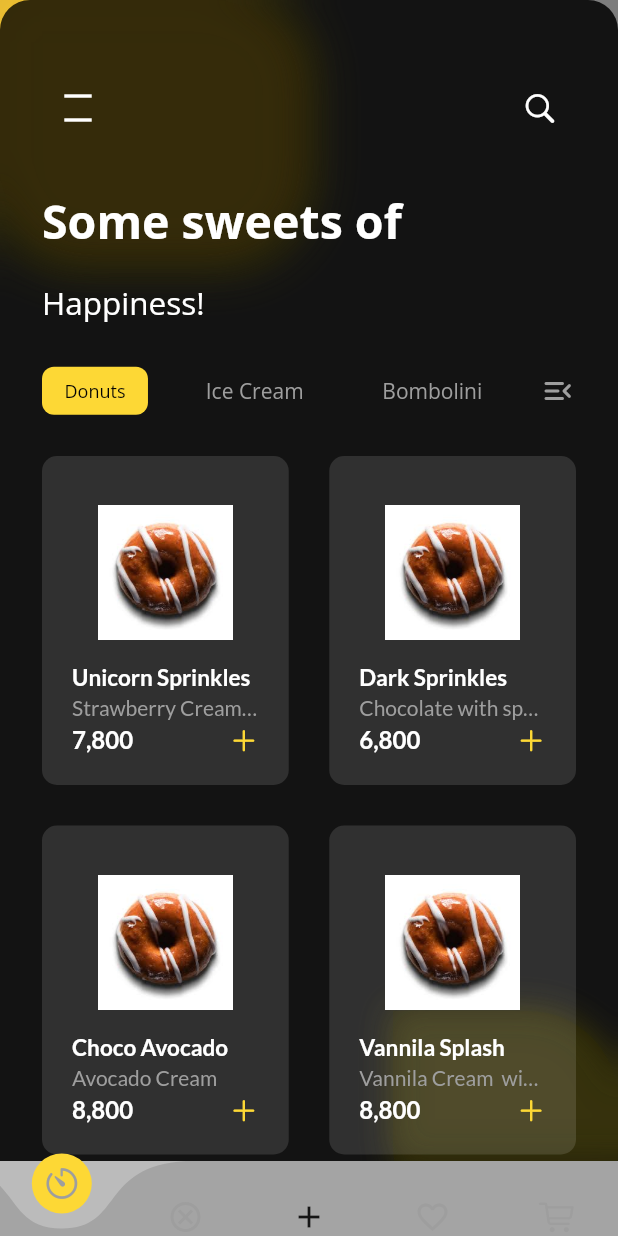
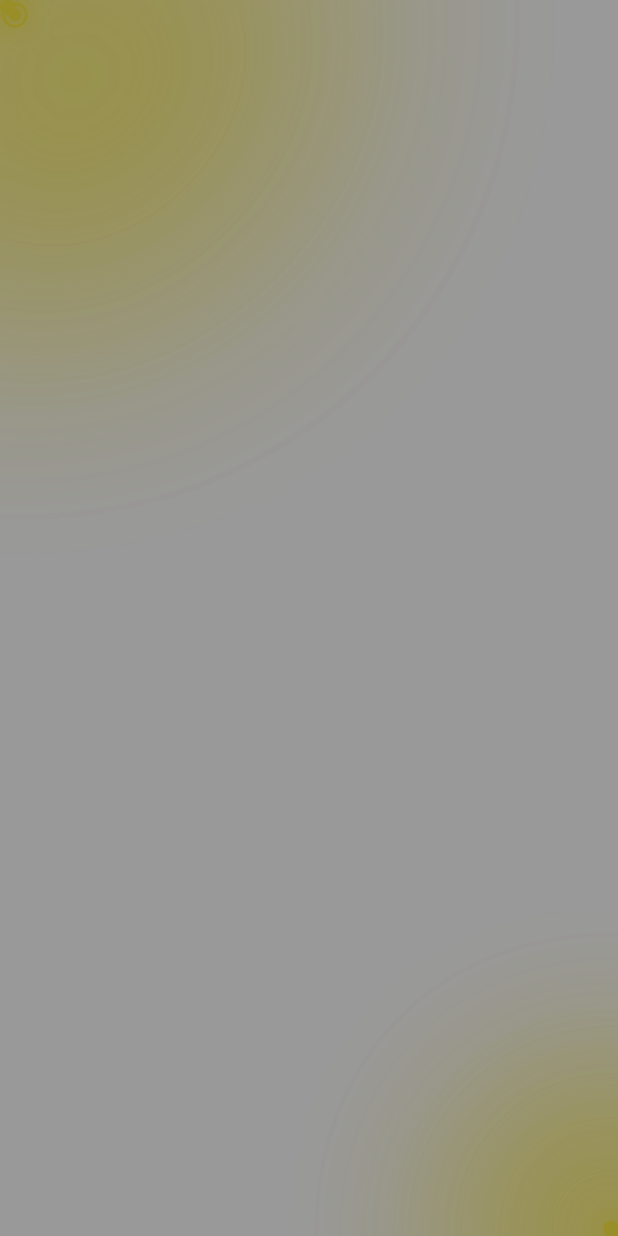
Before and after one commit to chirtu/code_bloc, a Flutter app: the screen it shows after launch, after a tap on "Unicorn Sprinkles", on a phone screen of 412 x 824 dp. Run offline on Flutter 3.47's test engine with Material 2 defaults, Android fonts, the phone set to English and light mode, and no system bars; drawn by our look-alikes of blurrycontainer, curved_navigation_bar; our stand-ins replace google_fonts.

Commit message:
some changes

```diff
--- /dev/null
+++ b/lib/pages/add_to_cart_page.dart
@@ -0,0 +1,95 @@
+import 'package:flutter/cupertino.dart';
+import 'package:flutter/material.dart';
+import 'dart:ui' as ui;
+
+
+class AddToCartPage extends StatefulWidget {
+  const AddToCartPage({Key? key}) : super(key: key);
+
+  @override
+  State<AddToCartPage> createState() => _AddToCartPageState();
+}
+
+class _AddToCartPageState extends State<AddToCartPage> {
+  @override
+  Widget build(BuildContext context) {
+    final size = MediaQuery.of(context).size;
+    return Scaffold(
+      backgroundColor: Colors.white12,
+      body:  Stack(
+        children: [
+          Container(
+            height: size.height,
+            width:size.width,
+            child: Column(
+              mainAxisAlignment: MainAxisAlignment.spaceBetween,
+              crossAxisAlignment: CrossAxisAlignment.start,
+              children: [
+                Positioned(
+                  top: 0,
+                  left: 0,
+                  child: Container(
+                    width: 10,
+                    height: 10,
+                    decoration: BoxDecoration(
+                      shape: BoxShape.circle,
+                      color: Colors.yellow,
+                      boxShadow: [
+                        BoxShadow(
+                          color: Colors.yellow.withOpacity(0.5),
+                          spreadRadius: 200,
+                          blurRadius: 200,
+                          offset: Offset(0, 0),
+                        ),
+                      ],
+                    ),
+                    child: Icon(
+                      Icons.radio_button_checked_outlined,
+                      color: Colors.yellow,
+                      size: 20,
+                    ),
+                  ),
+                ),
+                Align(
+                  alignment: Alignment.bottomRight,
+                  child:  Positioned(
+                    bottom: 0,
+                    right: 0,
+                    child: Container(
+                      width: 10,
+                      height: 10,
+                      decoration: BoxDecoration(
+                        shape: BoxShape.circle,
+                        color: Colors.yellow,
+                        boxShadow: [
+                          BoxShadow(
+                            color: Colors.yellow.withOpacity(0.5),
+                            spreadRadius: 100,
+                            blurRadius: 100,
+                            offset: Offset(0, 0),
+                          ),
+                        ],
+                      ),
+                      child: Icon(
+                        Icons.radio_button_checked_outlined,
+                        color: Colors.yellow,
+                        size: 20,
+                      ),
+                    ),
+                  ),
+                ),
+              ],
+            ),
+          ),
+          BackdropFilter(
+            filter: ui.ImageFilter.blur(sigmaX: 10.0, sigmaY: 10.0),
+            child: Container(
+              color: Colors.black12.withOpacity(.4),
+            ),
+          ),
+
+        ],
+      ),
+    );
+  }
+}
--- a/lib/pages/home_page.dart
+++ b/lib/pages/home_page.dart
@@ -1,12 +1,13 @@
 import 'dart:ui';
-import 'package:animated_bottom_navigation_bar/animated_bottom_navigation_bar.dart';
 import 'package:blurrycontainer/blurrycontainer.dart';
+import 'package:code_bloc/pages/add_to_cart_page.dart';
 import 'package:code_bloc/themes/colors.dart';
 import 'package:code_bloc/widgets/home_card.dart';
 import 'package:curved_navigation_bar/curved_navigation_bar.dart';
 import 'package:flutter/cupertino.dart';
 import 'package:flutter/material.dart';
 import 'package:google_fonts/google_fonts.dart';
+
 
 class HomePage extends StatefulWidget {
   const HomePage({Key? key}) : super(key: key);
@@ -21,7 +22,7 @@ class _HomePageState extends State<HomePage> {
   Widget build(BuildContext context) {
     final size = MediaQuery.of(context).size;
     return Scaffold(
-      backgroundColor: Colors.black12.withOpacity(.3),
+      backgroundColor: Colors.white12,
       body: SingleChildScrollView(
         child: Stack(
           children: [
@@ -32,56 +33,59 @@ class _HomePageState extends State<HomePage> {
                 mainAxisAlignment: MainAxisAlignment.spaceBetween,
                 crossAxisAlignment: CrossAxisAlignment.start,
                 children: [
-                  // GlowingOverscrollIndicator(
-                  //   axisDirection: AxisDirection.down,
-                  //   color: Colors.yellow.shade500,
-                  //   child:
-                    Container(
+                  Positioned(
+                    top: 0,
+                    left: 0,
+                    child: Container(
+                      width: 10,
+                      height: 10,
                       decoration: BoxDecoration(
-                        borderRadius: BorderRadius.only(
-                                bottomLeft: Radius.circular(60),
-                                bottomRight: Radius.circular(60),
-                                topRight: Radius.circular(60),
-                              ),
-                        color: Colors.yellow.shade700.withOpacity(.6),
+                        shape: BoxShape.circle,
+                        color: Colors.yellow,
                         boxShadow: [
                           BoxShadow(
-                            color: Colors.yellow.shade500.withOpacity(.6),
-                            spreadRadius: 8,
-                            blurRadius: 20,
+                            color: Colors.yellow.withOpacity(0.5),
+                            spreadRadius: 200,
+                            blurRadius: 200,
                             offset: Offset(0, 0),
                           ),
                         ],
                       ),
-                      width: 200,
-                      height: 170,
+                      child: Icon(
+                        Icons.radio_button_checked_outlined,
+                        color: Colors.yellow,
+                        size: 20,
+                      ),
                     ),
-
-                  // ),
+                  ),
                   Align(
                     alignment: Alignment.bottomRight,
-                    child: Container(
-                        alignment: Alignment.bottomRight,
+                    child:  Positioned(
+                      bottom: 0,
+                      right: 0,
+                      child: Container(
+                        width: 10,
+                        height: 10,
                         decoration: BoxDecoration(
-                          borderRadius: BorderRadius.only(
-                            bottomLeft: Radius.circular(60),
-                            bottomRight: Radius.circular(60),
-                            topRight: Radius.circular(60),
-                          ),
-                          color: Colors.yellow.withOpacity(.9),
+                          shape: BoxShape.circle,
+                          color: Colors.yellow,
                           boxShadow: [
-                            // BoxShadow(
-                            //   color: Colors.yellow,
-                            //   spreadRadius: 8,
-                            //   blurRadius: 20,
-                            //   offset: Offset(0, 0),
-                            // ),
+                            BoxShadow(
+                              color: Colors.yellow.withOpacity(0.5),
+                              spreadRadius: 100,
+                              blurRadius: 100,
+                              offset: Offset(0, 0),
+                            ),
                           ],
                         ),
-                        width: 150,
-                        height: 150,
+                        child: Icon(
+                          Icons.radio_button_checked_outlined,
+                          color: Colors.yellow,
+                          size: 20,
+                        ),
                       ),
                     ),
+                  ),
                 ],
               ),
             ),
@@ -89,7 +93,7 @@ class _HomePageState extends State<HomePage> {
               filter: ImageFilter.blur(sigmaX: 10, sigmaY: 10),
                 blendMode: BlendMode.srcOver,
               child:  BlurryContainer(
-                // blur:8 ,
+                blur:8 ,
                 color:Colors.black12.withOpacity(.78),
                 child:  Padding(
                   padding: const EdgeInsets.symmetric(vertical: 40,horizontal: 20),
@@ -107,9 +111,9 @@ class _HomePageState extends State<HomePage> {
                       ),
                       SizedBox(height: 30,),
                       Text("Some sweets of", style: GoogleFonts.openSans(fontWeight: FontWeight.bold, fontSize: 31, color: colors.white),),
-                      SizedBox(height: 20,),
+                      SizedBox(height: 10,),
                       Text("Happiness!", style: GoogleFonts.openSans(fontWeight: FontWeight.normal, fontSize: 21, color: colors.white),),
-                      SizedBox(height: 20,),
+                      SizedBox(height: 10,),
                       Row(
                         mainAxisAlignment: MainAxisAlignment.spaceBetween,
                         children: [
@@ -169,40 +173,52 @@ class _HomePageState extends State<HomePage> {
                           primary: false,
                           padding: const EdgeInsets.all(0),
                           crossAxisSpacing: 27,
-                          mainAxisSpacing: 27,
+                          mainAxisSpacing: 30,
                           crossAxisCount: 2,
                           childAspectRatio: .75,
                           children: <Widget>[
                             HomeCard(
-                              image: 'assets/images/donut.jpeg',
+                              image: 'assets/images/donut.png',
                               title: 'Unicorn Sprinkles',
                               price: "7,800",
-                              subtitle: 'Strawberry Cream with Strawberry Cream',),
+                              subtitle: 'Strawberry Cream with Strawberry Cream',
+                              page: AddToCartPage(),
+                            ),
                             HomeCard(
-                              image: 'assets/images/donut.jpeg',
+                              image: 'assets/images/donut.png',
                               title: 'Dark Sprinkles',
                               price: "6,800",
-                              subtitle: 'Chocolate with spring ',),
+                              subtitle: 'Chocolate with spring ',
+                              page: AddToCartPage(),
+                            ),
                             HomeCard(
-                              image: 'assets/images/donut.jpeg',
+                              image: 'assets/images/donut.png',
                               title: 'Choco Avocado',
                               price: "8,800",
-                              subtitle: 'Avocado Cream',),
+                              subtitle: 'Avocado Cream',
+                              page: AddToCartPage(),
+                            ),
                             HomeCard(
-                              image: 'assets/images/donut.jpeg',
+                              image: 'assets/images/donut.png',
                               title: 'Vannila Splash',
                               price: "8,800",
-                              subtitle: 'Vannila Cream  with Vannila Cream ',),
+                              subtitle: 'Vannila Cream  with Vannila Cream ',
+                              page: AddToCartPage(),
+                            ),
                             HomeCard(
-                              image: 'assets/images/donut.jpeg',
+                              image: 'assets/images/donut.png',
                               title: 'Vannila Splash',
                               price: "8,800",
-                              subtitle: 'Vannila Creamy with Vannila Creamy',),
+                              subtitle: 'Vannila Creamy with Vannila Creamy',
+                              page: AddToCartPage(),
+                            ),
                             HomeCard(
-                              image: 'assets/images/donut.jpeg',
+                              image: 'assets/images/donut.png',
                               title: 'Vannila Splash',
                               price: "8,800",
-                              subtitle: 'Vannila Cream with Vannila Splash',),
+                              subtitle: 'Vannila Cream with Vannila Splash',
+                              page: AddToCartPage(),
+                            ),
                           ]
                       ),
                     ],
--- a/lib/widgets/home_card.dart
+++ b/lib/widgets/home_card.dart
@@ -10,7 +10,8 @@ class HomeCard extends StatelessWidget {
   final String image;
   final String subtitle;
   final String price;
-  const HomeCard({required this.image, required this.title, required this.subtitle, required this.price});
+  final Widget page;
+  const HomeCard({required this.image, required this.title, required this.subtitle, required this.price, required this.page});
 
   @override
   Widget build(BuildContext context) {
@@ -18,30 +19,29 @@ class HomeCard extends StatelessWidget {
     return InkWell(
       child:  Container(
         alignment: Alignment.center,
-        padding: EdgeInsets.symmetric(vertical: 20,horizontal: 20),
+        padding: EdgeInsets.symmetric(vertical: 10,horizontal: 20),
         decoration: BoxDecoration(
-          color: Colors.white12,
+          color:Colors.white10,
           borderRadius: BorderRadius.circular(10),
         ),
         child: Column(
           crossAxisAlignment: CrossAxisAlignment.start,
           mainAxisAlignment: MainAxisAlignment.spaceBetween,
           children: [
-            SizedBox(height: 10,),
+            // SizedBox(height: 10,),
             Center(
               child: Container(
-                height: 90,
-                width: 90,
+                // height: 100,
+                // width: 10,
                 child:Image.asset(image),
               ),
             ),
-            SizedBox(height: 10,),
             Text(
               title,
               maxLines: 1,overflow: TextOverflow.ellipsis,
               style: GoogleFonts.lato(
                 color: colors.white,
-                fontSize: 15,
+                fontSize: 14,
                 fontWeight: FontWeight.bold,
               ),
             ),
@@ -50,7 +50,7 @@ class HomeCard extends StatelessWidget {
               maxLines: 1,overflow: TextOverflow.ellipsis,
               style: GoogleFonts.lato(
                 color: colors.grey,
-                fontSize: 14,
+                fontSize: 13,
                 fontWeight: FontWeight.normal,
               ),
             ),
@@ -60,7 +60,7 @@ class HomeCard extends StatelessWidget {
               children: [
                 Text(price,
                     style: GoogleFonts.lato(
-                      color: colors.white,
+                      color: colors.grey,
                       fontSize: 16,
                       fontWeight: FontWeight.bold,
                     )
@@ -72,7 +72,7 @@ class HomeCard extends StatelessWidget {
         ),
       ),
       onTap: () {
-        // Navigator.push(context, MaterialPageRoute(builder: (context) => page));
+        Navigator.push(context, MaterialPageRoute(builder: (context) => page));
       },
     );
   }
```
Also changed, not shown: assets/images/bac.jpeg (deleted), assets/images/donut.jpeg (deleted), assets/images/donut.jpg (deleted), assets/images/donut.png (added), 1 other file.
